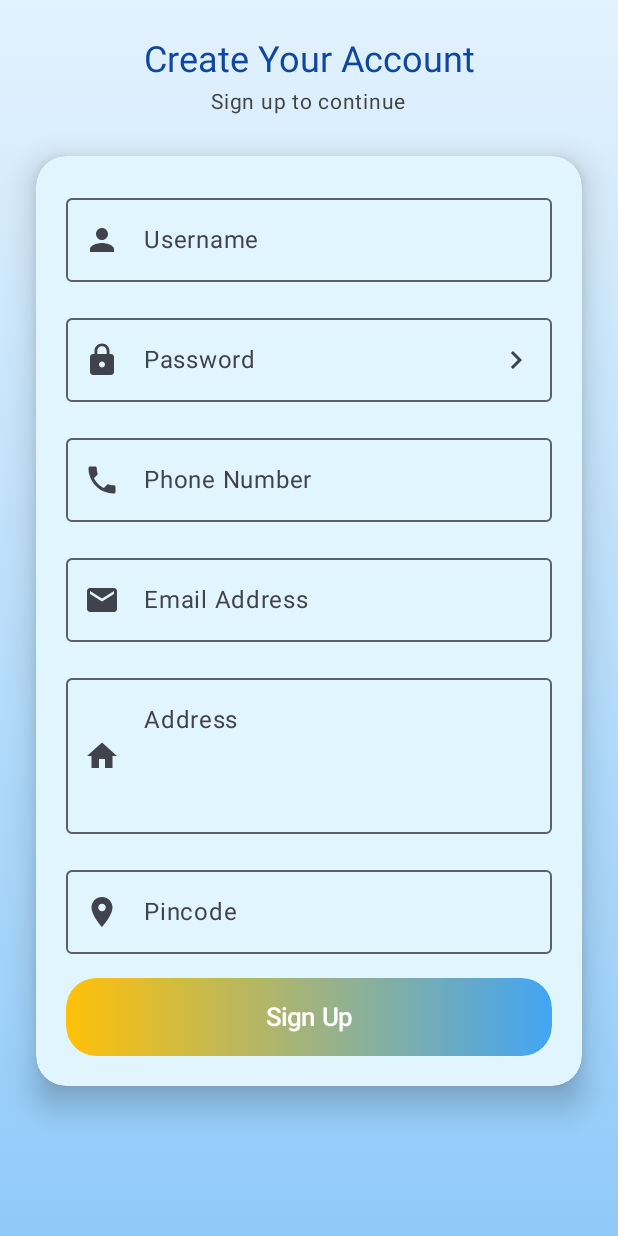
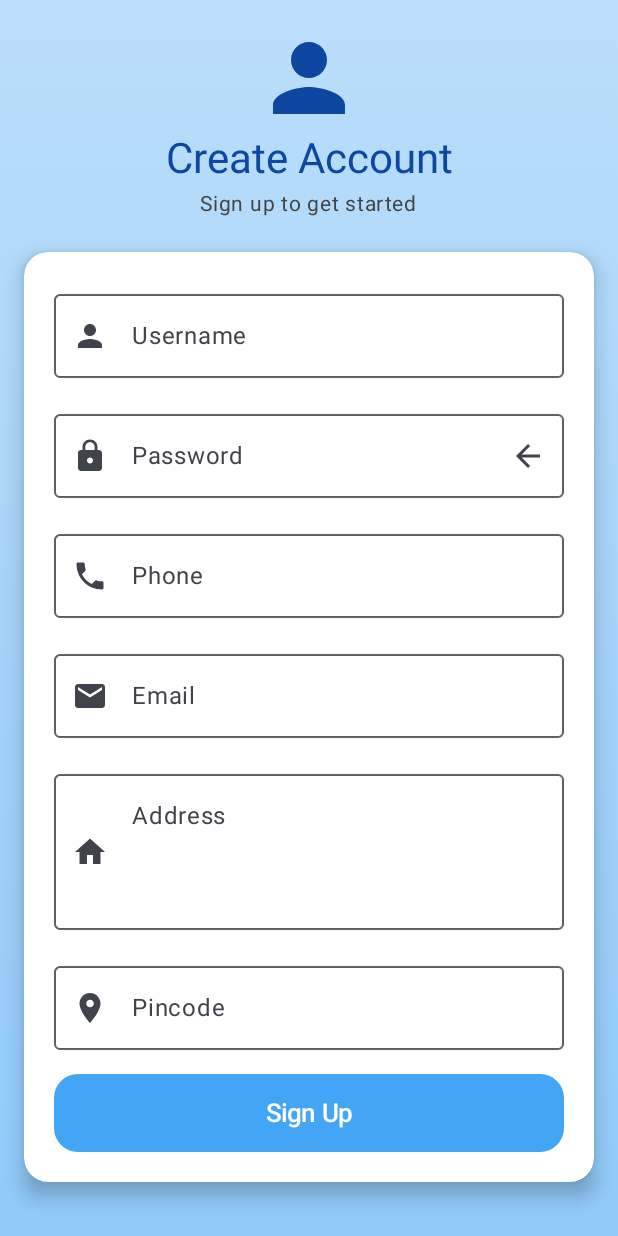
Before and after one commit to Abhi95081/vanderApp, an Android app built with Jetpack Compose: the screen it shows after launch (MainActivity), on a phone screen of 412 x 824 dp. Run offline under Robolectric (Android 15) with nearby library versions, the phone set to English and light mode, and no system bars.

Commit message:
Signup commit

```diff
--- a/app/src/main/java/com/example/vanderapp/Screen/SignupScreen/SignupScreen.kt
+++ b/app/src/main/java/com/example/vanderapp/Screen/SignupScreen/SignupScreen.kt
@@ -14,6 +14,7 @@ import androidx.compose.runtime.*
 import androidx.compose.ui.*
 import androidx.compose.ui.draw.shadow
 import androidx.compose.ui.graphics.*
+import androidx.compose.ui.graphics.vector.ImageVector
 import androidx.compose.ui.text.input.*
 import androidx.compose.ui.tooling.preview.Preview
 import androidx.compose.ui.unit.dp
@@ -23,7 +24,7 @@ import androidx.compose.ui.unit.sp
 @Preview(showBackground = true)
 @Composable
 fun SignupScreen() {
-    val shape = RoundedCornerShape(20.dp)
+    val shape = RoundedCornerShape(16.dp)
 
     var username by remember { mutableStateOf("") }
     var userpass by remember { mutableStateOf("") }
@@ -33,124 +34,69 @@ fun SignupScreen() {
     var userpincode by remember { mutableStateOf("") }
     var userAddress by remember { mutableStateOf("") }
 
-    var isCardClicked by remember { mutableStateOf(false) }
-
-    // 💡 Fixed single color animation
     val cardColor by animateColorAsState(
-        targetValue = if (isCardClicked) Color(0xFFFFF8E1) else Color(0xFFE1F5FE),
+        targetValue = Color.White,
         label = "Card Color Animation"
     )
-
-    val interactionSource = remember { MutableInteractionSource() }
 
     Column(
         modifier = Modifier
             .fillMaxSize()
             .background(
                 Brush.verticalGradient(
-                    colors = if (isCardClicked)
-                        listOf(Color(0xFFFFECB3), Color(0xFFFFCC80))
-                    else
-                        listOf(Color(0xFFE3F2FD), Color(0xFF90CAF9))
+                    listOf(Color(0xFFBBDEFB), Color(0xFF90CAF9))
                 )
             )
-            .padding(24.dp)
+            .padding(16.dp)
             .verticalScroll(rememberScrollState()),
         horizontalAlignment = Alignment.CenterHorizontally
     ) {
+        Icon(
+            imageVector = Icons.Default.Person,
+            contentDescription = "App Logo",
+            tint = Color(0xFF0D47A1),
+            modifier = Modifier.size(72.dp)
+        )
+
         Text(
-            text = "Create Your Account",
-            style = MaterialTheme.typography.headlineSmall,
+            text = "Create Account",
+            style = MaterialTheme.typography.headlineMedium,
             color = Color(0xFF0D47A1)
         )
+
         Text(
-            text = "Sign up to continue",
+            text = "Sign up to get started",
             color = Color.DarkGray,
             fontSize = 14.sp
         )
 
-        Spacer(modifier = Modifier.height(24.dp))
+        Spacer(modifier = Modifier.height(20.dp))
 
         Card(
             modifier = Modifier
                 .fillMaxWidth()
-                .shadow(elevation = 12.dp, shape = shape)
-                .combinedClickable(
-                    interactionSource = interactionSource,
-                    indication = rememberRipple(bounded = true),
-                    onClick = { isCardClicked = !isCardClicked }
-                ),
+                .shadow(8.dp, shape),
             shape = shape,
             colors = CardDefaults.cardColors(containerColor = cardColor),
-            elevation = CardDefaults.cardElevation(defaultElevation = 10.dp)
         ) {
             Column(
                 modifier = Modifier.padding(20.dp),
                 verticalArrangement = Arrangement.spacedBy(16.dp)
             ) {
-                OutlinedTextField(
-                    value = username,
-                    onValueChange = { username = it },
-                    label = { Text("Username") },
-                    leadingIcon = { Icon(Icons.Default.Person, contentDescription = null) },
-                    singleLine = true,
-                    modifier = Modifier.fillMaxWidth()
-                )
-
-                OutlinedTextField(
+                CustomTextField(value = username, onValueChange = { username = it }, label = "Username", icon = Icons.Default.Person)
+                CustomTextField(
                     value = userpass,
                     onValueChange = { userpass = it },
-                    label = { Text("Password") },
-                    leadingIcon = { Icon(Icons.Default.Lock, contentDescription = null) },
-                    trailingIcon = {
-                        val icon = if (showPassword) Icons.Default.KeyboardArrowLeft else Icons.Default.KeyboardArrowRight
-                        IconButton(onClick = { showPassword = !showPassword }) {
-                            Icon(icon, contentDescription = "Toggle Password")
-                        }
-                    },
-                    visualTransformation = if (showPassword) VisualTransformation.None else PasswordVisualTransformation(),
-                    singleLine = true,
-                    modifier = Modifier.fillMaxWidth()
+                    label = "Password",
+                    icon = Icons.Default.Lock,
+                    isPassword = true,
+                    showPassword = showPassword,
+                    onTogglePassword = { showPassword = !showPassword }
                 )
-
-                OutlinedTextField(
-                    value = userphone,
-                    onValueChange = { userphone = it },
-                    label = { Text("Phone Number") },
-                    leadingIcon = { Icon(Icons.Default.Phone, contentDescription = null) },
-                    keyboardOptions = KeyboardOptions(keyboardType = KeyboardType.Phone),
-                    singleLine = true,
-                    modifier = Modifier.fillMaxWidth()
-                )
-
-                OutlinedTextField(
-                    value = useremail,
-                    onValueChange = { useremail = it },
-                    label = { Text("Email Address") },
-                    leadingIcon = { Icon(Icons.Default.Email, contentDescription = null) },
-                    keyboardOptions = KeyboardOptions(keyboardType = KeyboardType.Email),
-                    singleLine = true,
-                    modifier = Modifier.fillMaxWidth()
-                )
-
-                OutlinedTextField(
-                    value = userAddress,
-                    onValueChange = { userAddress = it },
-                    label = { Text("Address") },
-                    leadingIcon = { Icon(Icons.Default.Home, contentDescription = null) },
-                    modifier = Modifier.fillMaxWidth(),
-                    minLines = 3
-                )
-
-                OutlinedTextField(
-                    value = userpincode,
-                    onValueChange = { userpincode = it },
-                    label = { Text("Pincode") },
-                    leadingIcon = { Icon(Icons.Default.LocationOn, contentDescription = null) },
-                    keyboardOptions = KeyboardOptions(keyboardType = KeyboardType.Number),
-                    singleLine = true,
-                    modifier = Modifier.fillMaxWidth()
-                )
+                CustomTextField(value = userphone, onValueChange = { userphone = it }, label = "Phone", icon = Icons.Default.Phone, keyboardType = KeyboardType.Phone)
+                CustomTextField(value = useremail, onValueChange = { useremail = it }, label = "Email", icon = Icons.Default.Email, keyboardType = KeyboardType.Email)
+                CustomTextField(value = userAddress, onValueChange = { userAddress = it }, label = "Address", icon = Icons.Default.Home, minLines = 3)
+                CustomTextField(value = userpincode, onValueChange = { userpincode = it }, label = "Pincode", icon = Icons.Default.LocationOn, keyboardType = KeyboardType.Number)
 
                 Button(
                     onClick = { /* Handle signup */ },
@@ -159,27 +105,47 @@ fun SignupScreen() {
                         .height(52.dp),
                     shape = shape,
                     colors = ButtonDefaults.buttonColors(
-                        containerColor = Color.Transparent,
+                        containerColor = Color(0xFF42A5F5),
                         contentColor = Color.White
-                    ),
-                    contentPadding = PaddingValues()
+                    )
                 ) {
-                    Box(
-                        modifier = Modifier
-                            .background(
-                                Brush.horizontalGradient(
-                                    listOf(Color(0xFFFFC107), Color(0xFF42A5F5))
-                                ),
-                                shape = shape
-                            )
-                            .fillMaxSize(),
-                        contentAlignment = Alignment.Center
-                    ) {
-                        Text("Sign Up", fontSize = 17.sp)
-                    }
+                    Text("Sign Up", fontSize = 17.sp)
                 }
             }
         }
         Spacer(modifier = Modifier.height(24.dp))
     }
 }
+
+@Composable
+fun CustomTextField(
+    value: String,
+    onValueChange: (String) -> Unit,
+    label: String,
+    icon: ImageVector,
+    isPassword: Boolean = false,
+    showPassword: Boolean = false,
+    onTogglePassword: (() -> Unit)? = null,
+    keyboardType: KeyboardType = KeyboardType.Text,
+    minLines: Int = 1
+) {
+    OutlinedTextField(
+        value = value,
+        onValueChange = onValueChange,
+        label = { Text(label) },
+        leadingIcon = { Icon(icon, contentDescription = null) },
+        trailingIcon = if (isPassword) {
+            {
+                val visibilityIcon = if (showPassword) Icons.Default.ArrowForward else Icons.Default.ArrowBack
+                IconButton(onClick = { onTogglePassword?.invoke() }) {
+                    Icon(visibilityIcon, contentDescription = "Toggle password visibility")
+                }
+            }
+        } else null,
+        visualTransformation = if (isPassword && !showPassword) PasswordVisualTransformation() else VisualTransformation.None,
+        keyboardOptions = KeyboardOptions(keyboardType = keyboardType),
+        singleLine = minLines == 1,
+        minLines = minLines,
+        modifier = Modifier.fillMaxWidth()
+    )
+}
```
